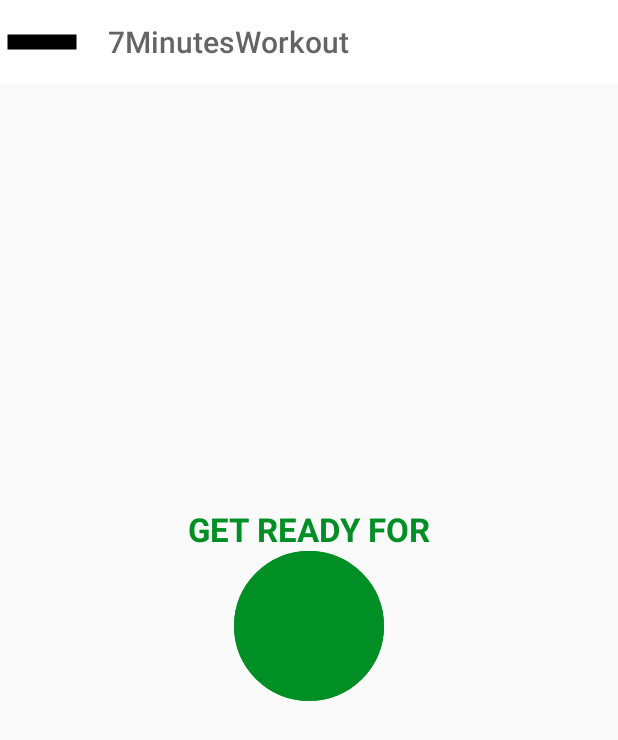
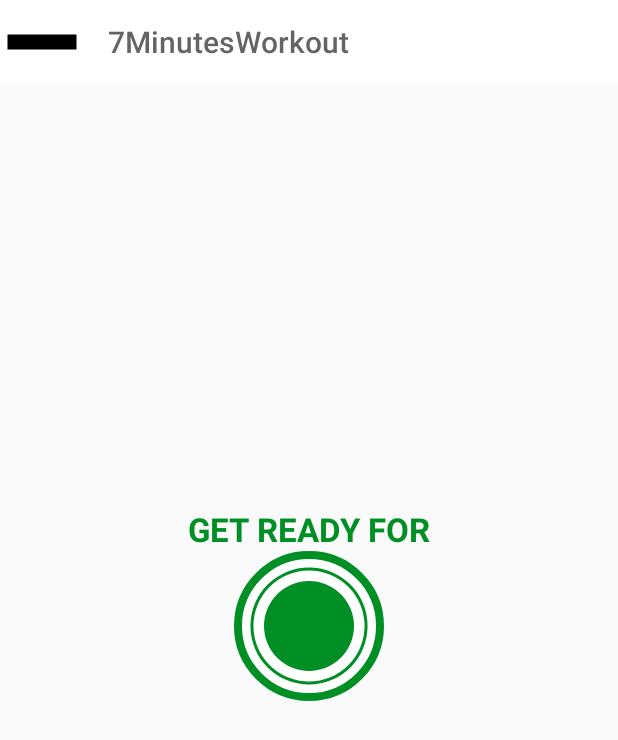
Before and after one commit to Lee-IDLE/a7MinutesWorkout, an Android app: the ExerciseActivity screen opened directly, with no data from a screen before it, on a phone screen of 412 x 824 dp. Shown: the top 740 px of the screen. Run offline under Robolectric (Android 15) with nearby library versions, the phone set to English and light mode, and no system bars.

Commit message:
타이머 버튼 UI 이상한거 수정함

```diff
--- a/app/src/main/res/layout/activity_exercise.xml
+++ b/app/src/main/res/layout/activity_exercise.xml
@@ -49,6 +49,7 @@
             android:layout_height="100dp"
             style="?android:attr/progressBarStyleHorizontal"
             android:background="@drawable/circular_progress_grey"
+            android:progressDrawable="@drawable/circular_progress_bar"
             android:indeterminate="false"
             android:layout_gravity="center"
             android:max="10"
@@ -57,8 +58,9 @@
             />
 
         <LinearLayout
-            android:layout_width="100dp"
-            android:layout_height="100dp"
+            android:layout_width="60dp"
+            android:layout_height="60dp"
+            android:layout_gravity="center"
             android:background="@drawable/item_circular_color_accent_background"
             android:gravity="center">
 
```
Also changed, not shown: app/src/main/res/drawable/item_circular_color_accent_border.xml (+2 -6 lines).
